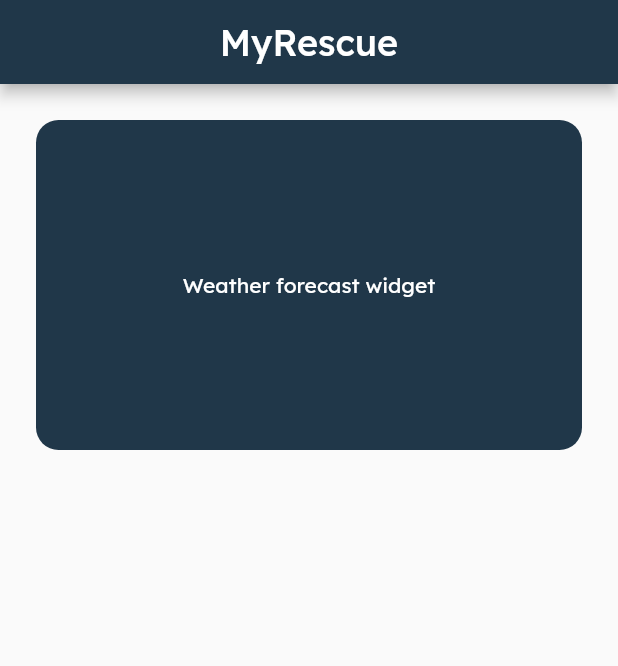
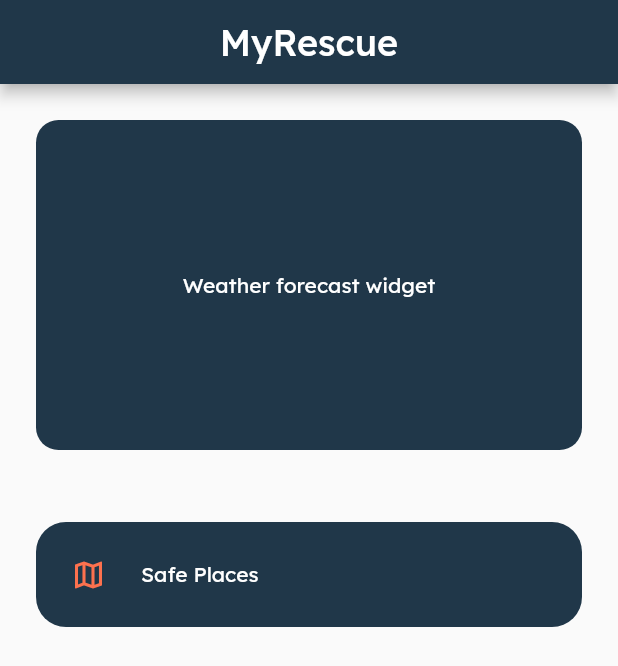
Before and after one commit to Daryl0101/my_rescue, a Flutter app: the screen it shows after launch, on a phone screen of 412 x 824 dp. Shown: the top 666 px of the screen. Run offline on Flutter 3.47's test engine with Material 2 defaults, Android fonts, the phone set to English and light mode, and no system bars.

Commit message:
Homepage implementation

```diff
--- a/lib/config/themes/theme_config.dart
+++ b/lib/config/themes/theme_config.dart
@@ -20,10 +20,12 @@ const myRescueOrange = Color.fromARGB(255, 253, 113, 78);
 
 // Define the details of the themes we specified
 final appThemeData = ThemeData(
+    backgroundColor: myRescueBeige,
     textTheme: const TextTheme(
         titleLarge:
             TextStyle(fontFamily: "Lexend", color: Colors.white, fontSize: 24),
-        displaySmall: TextStyle(fontFamily: "Lexend", color: Colors.white, fontSize: 14)),
+        displaySmall:
+            TextStyle(fontFamily: "Lexend", color: Colors.white, fontSize: 14)),
     colorScheme: ColorScheme.fromSwatch().copyWith(
         brightness: Brightness.light,
         primary: myRescueBlue,
--- a/lib/main.dart
+++ b/lib/main.dart
@@ -15,6 +15,8 @@ class MyApp extends StatelessWidget {
     return MaterialApp(
       theme: appThemeData,
       home: const HomePage(),
+      // Disable the debug flag
+      debugShowCheckedModeBanner: false,
     );
   }
 }
--- a/lib/modules/screens/homepage.dart
+++ b/lib/modules/screens/homepage.dart
@@ -1,4 +1,5 @@
 import 'package:flutter/material.dart';
+import 'package:my_rescue/widgets/text_button.dart';
 import 'package:my_rescue/widgets/weather_forecast.dart';
 
 class HomePage extends StatefulWidget {
@@ -20,7 +21,10 @@ class _HomePageState extends State<HomePage> {
         centerTitle: true,
       ),
       body: Column(
-        children: const <Widget>[WeatherForecast()],
+        children: const <Widget>[
+          WeatherForecast(),
+          CustomTextButton(height: 70, text: "Safe Places",)
+        ],
       ),
     );
   }
--- /dev/null
+++ b/lib/widgets/text_button.dart
@@ -0,0 +1,67 @@
+import 'package:flutter/material.dart';
+
+class CustomTextButton extends StatelessWidget {
+  const CustomTextButton({
+    super.key,
+    this.height = 50,
+    required this.text
+  });
+
+  final double height;
+  final String text;
+
+  @override
+  Widget build(BuildContext context) {
+    // Container to decide the background color
+    return Container(
+      margin: const EdgeInsets.all(24),
+      decoration: BoxDecoration(
+          color: Theme.of(context).colorScheme.primary,
+          borderRadius: BorderRadius.circular(20)),
+      // Sized box to define the size of the button
+      child: SizedBox(
+        height: height,
+
+        // Stack the Material design on top of the button
+        child: Stack(
+          children: <Widget>[
+            // Row of the icon and text
+            Row(
+              children: <Widget>[
+                Container(
+                  width: height,
+                  height: height,
+                  alignment: Alignment.centerLeft,
+                  child: Center(
+                    child: Icon(
+                      Icons.map_outlined,
+                      color: Theme.of(context).colorScheme.secondary,
+                    ),
+                  ),
+                ),
+                Expanded(
+                  child: Text(
+                    text,
+                    textAlign: TextAlign.start,
+                    style: Theme.of(context).textTheme.displaySmall,
+                  ),
+                )
+              ],
+            ),
+            /*
+            Material design above the row to enable the clean and nice splash effect
+            */
+            Material(
+              type: MaterialType.transparency,
+              child: InkWell(
+                onTap: () {},
+                borderRadius: BorderRadius.circular(20),
+                splashColor: Theme.of(context).colorScheme.background,
+              ),
+            )
+          ],
+        ),
+      ),
+    );
+  }
+}
```
